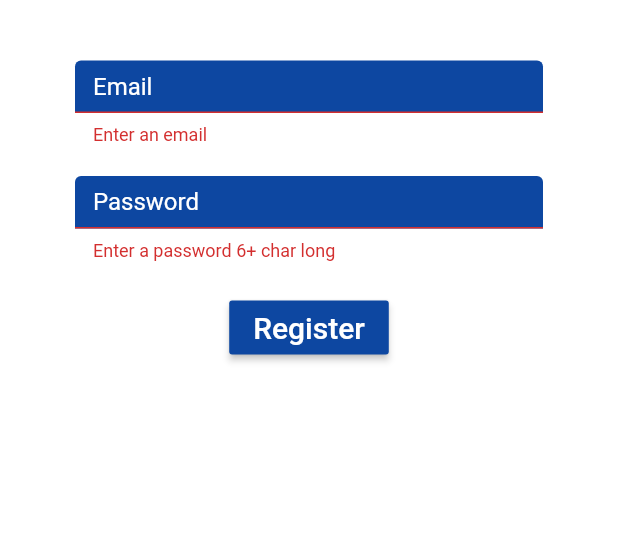
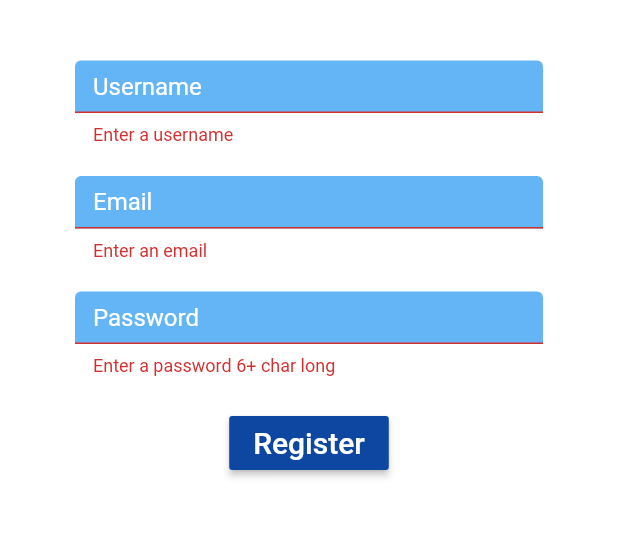
Before and after one commit to DickPuiWong/project_manager2, a Flutter app: the Register screen opened directly, after a tap on "Register", on a phone screen of 412 x 824 dp, the part 291-829 px from its top. Run offline on Flutter 3.47's test engine with Material 2 defaults, Android fonts, the phone set to English and light mode, and no system bars; our stand-ins replace cloud_firestore, firebase_auth, flutter_animation_progress_bar, flutter_spinkit; accounts and stored records are empty.

Commit message:
Update register.dart

```diff
--- a/project_manager/lib/screens/authenticate/register.dart
+++ b/project_manager/lib/screens/authenticate/register.dart
@@ -25,6 +25,7 @@ class _RegisterState extends State<Register> {
   //text fields needed in this class
   String email = '';
   String password = '';
+  String userName = '';
   String error = '';
 
   @override
@@ -76,10 +77,27 @@ class _RegisterState extends State<Register> {
                             height: 40.0,
                           ),
                           TextFormField(
-                            cursorColor: Colors.blue,
+                            style: TextStyle(color: Colors.white),
+                            cursorColor: Colors.white,
+                            decoration: textInputDecoration.copyWith(
+                                hintText: 'Username',
+                                fillColor: Colors.blue[300],
+                                hintStyle: TextStyle(color: Colors.white)),
+                            validator: (val) =>
+                                (val.isEmpty ? 'Enter a username' : null),
+                            onChanged: (val) {
+                              setState(() => (userName = val));
+                            },
+                          ),
+                          SizedBox(
+                            height: 20.0,
+                          ),
+                          TextFormField(
+                            style: TextStyle(color: Colors.white),
+                            cursorColor: Colors.white,
                             decoration: textInputDecoration.copyWith(
                                 hintText: 'Email',
-                                fillColor: Colors.blue[900],
+                                fillColor: Colors.blue[300],
                                 hintStyle: TextStyle(color: Colors.white)),
                             validator: (val) =>
                                 (val.isEmpty ? 'Enter an email' : null),
@@ -91,10 +109,11 @@ class _RegisterState extends State<Register> {
                             height: 20.0,
                           ),
                           TextFormField(
-                            cursorColor: Colors.blue,
+                            style: TextStyle(color: Colors.white),
+                            cursorColor: Colors.white,
                             decoration: textInputDecoration.copyWith(
                                 hintText: 'Password',
-                                fillColor: Colors.blue[900],
+                                fillColor: Colors.blue[300],
                                 hintStyle: TextStyle(color: Colors.white)),
                             validator: (val) => (val.length < 6
                                 ? 'Enter a password 6+ char long'
@@ -123,7 +142,8 @@ class _RegisterState extends State<Register> {
                                   if (result == null) {
                                     setState(() {
                                       loading = true;
-                                      error = 'please apply a valid email';
+                                      error =
+                                          'Email invalid. Please use a valid email.';
                                     });
                                   }
                                 }
```
